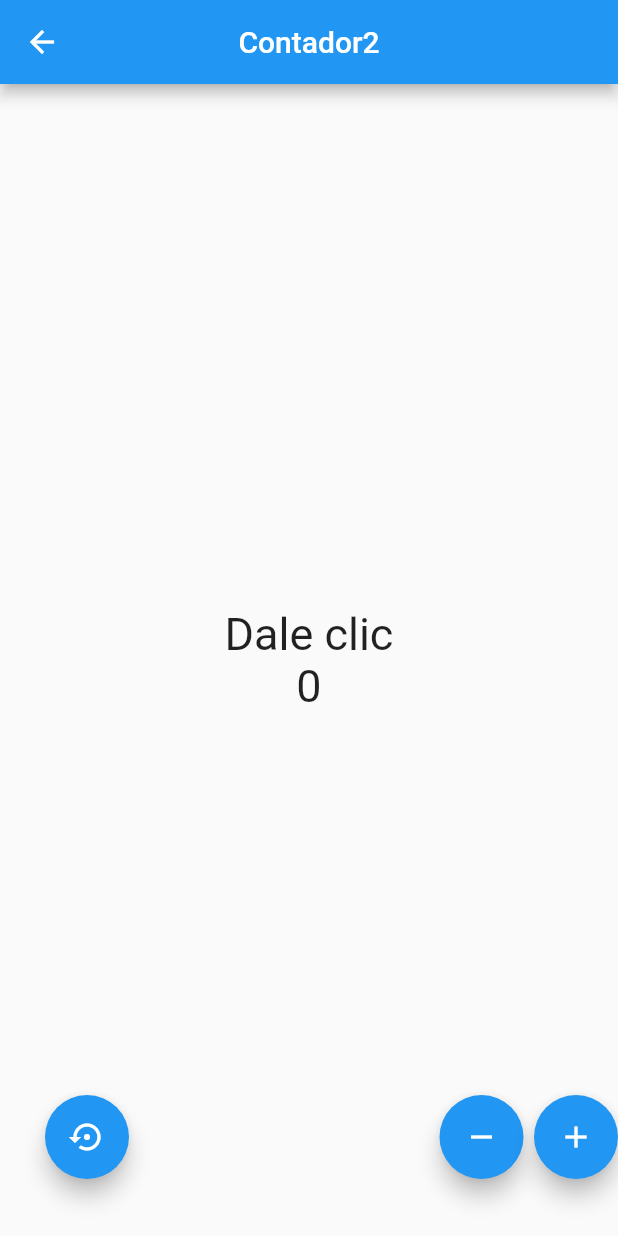
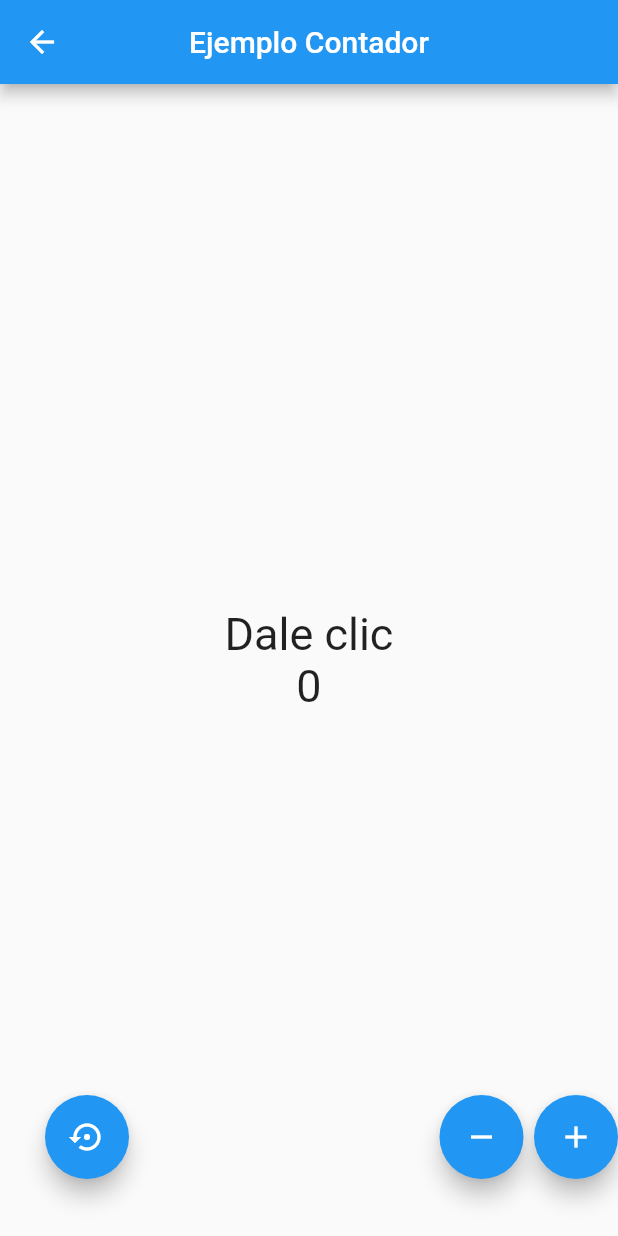
Before and after one commit to julianGonzalezV/poc_flutter, a Flutter app: the ContadorPage screen opened by its route, on a phone screen of 412 x 824 dp. Run offline on Flutter 3.47's test engine with Material 2 defaults, Android fonts, the phone set to English and light mode, and no system bars; network calls fail.

```diff
--- a/data/listado-menu.json
+++ b/data/listado-menu.json
@@ -19,7 +19,7 @@
         {
             "ruta": "card",
             "icon": "folder_open",
-            "texto": "4. Cards"
+            "texto": "4. Tarjetas"
         }
     ]
 }
--- a/lib/src/pages/contador_page.dart
+++ b/lib/src/pages/contador_page.dart
@@ -27,7 +27,7 @@ class _ContadorPageState extends State<ContadorPage> {
     // and drawers(lateral Menu)
     return Scaffold(
       appBar: AppBar(
-        title: Text('Contador2'),
+        title: Text('Ejemplo Contador'),
         centerTitle: true,
       ),
       body: Center(
@@ -52,15 +52,15 @@ class _ContadorPageState extends State<ContadorPage> {
     return Row(children: [
       SizedBox(width: 30.0),
       FloatingActionButton(
-          heroTag: toString(),
+          heroTag: '_resetear',
           child: Icon(Icons.settings_backup_restore),
           onPressed: _resetear),
       Expanded(child: Container(height: 100)),
       FloatingActionButton(
-          heroTag: toString(), child: Icon(Icons.remove), onPressed: _restar),
+          heroTag: '_restar', child: Icon(Icons.remove), onPressed: _restar),
       SizedBox(width: 7.0),
       FloatingActionButton(
-          heroTag: toString(), child: Icon(Icons.add), onPressed: _agregar)
+          heroTag: '_agregar', child: Icon(Icons.add), onPressed: _agregar)
       //IMPORTANTE! note como no se llama _agregar() con parentesis, se pasa la referencia, especie de lazy
       // para que quede en la definicion pero no se ejecuta sino hasta que se
       // hace el evento Press
--- a/lib/src/routes/routes.dart
+++ b/lib/src/routes/routes.dart
@@ -1,6 +1,7 @@
 import 'package:flutter/material.dart';
 import 'package:poc_flutter/src/pages/alert_page.dart';
 import 'package:poc_flutter/src/pages/avatar_page.dart';
+import 'package:poc_flutter/src/pages/card_page.dart';
 import 'package:poc_flutter/src/pages/contador_page.dart';
 import 'package:poc_flutter/src/pages/home_page.dart';
 
@@ -10,5 +11,6 @@ Map<String, WidgetBuilder> appRoutes() {
     'alert': (BuildContext context) => EjemploAlerta(),
     'avatar': (BuildContext context) => EjemploAvatar(),
     'whatch': (BuildContext context) => ContadorPage(),
+    'card': (BuildContext context) => CardPage(),
   };
 }
--- a/pubspec.yaml
+++ b/pubspec.yaml
@@ -47,6 +47,7 @@ flutter:
   # To add assets to your application, add an assets section, like this:
   assets:
     - data/listado-menu.json
+    - assets/
   #   - images/a_dot_burr.jpeg
   #   - images/a_dot_ham.jpeg
 
```
Also changed, not shown: lib/src/pages/card_page.dart (added, +85 -0 lines), assets/loader.gif (added).
